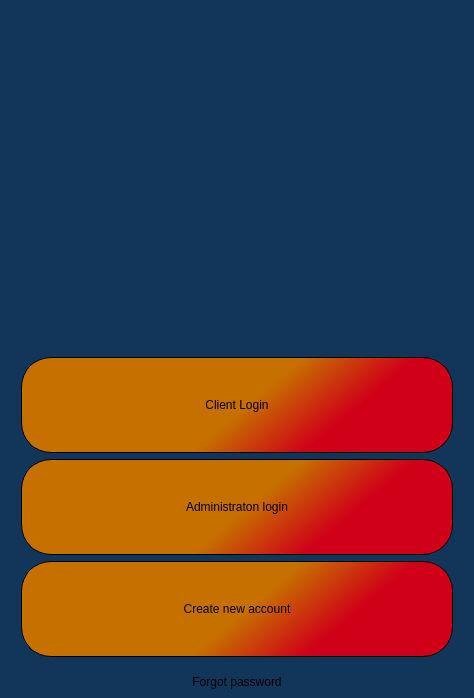
gagabon501/cs106-2, file MyCovidRecord/mycovidrecord.ui: the form before one commit.
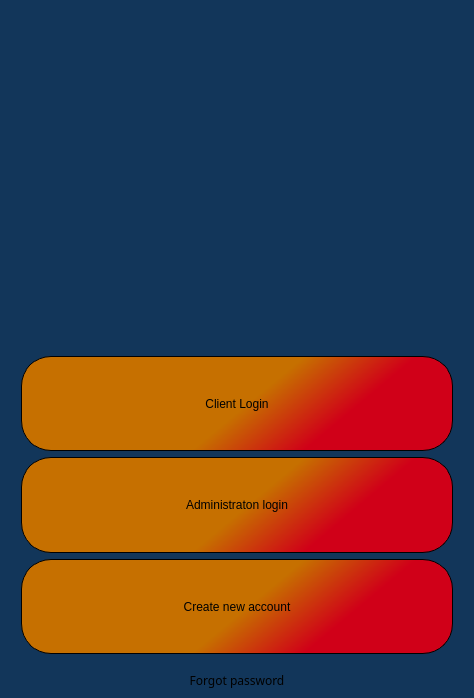
The form after the commit. Icons and pictures are not drawn.

Commit message: Improved Registration form

```diff
--- a/MyCovidRecord/mycovidrecord.ui
+++ b/MyCovidRecord/mycovidrecord.ui
@@ -118,6 +118,11 @@
         <verstretch>0</verstretch>
        </sizepolicy>
       </property>
+      <property name="font">
+       <font>
+        <family>Raleway</family>
+       </font>
+      </property>
       <property name="text">
        <string>Forgot password</string>
       </property>
```
Left out of the diff: 4 changed lines with no effect on the pictures. The commit also changes 4 other files.
